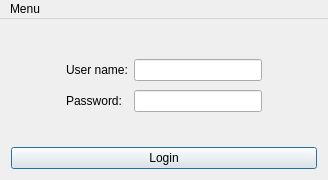
mana/manamobile, file mainwindow.ui: the form before one commit.
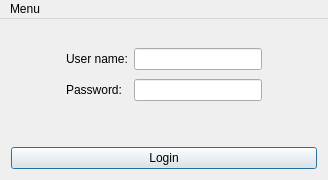
The form after the commit.

```diff
--- a/mainwindow.ui
+++ b/mainwindow.ui
@@ -110,6 +110,19 @@
       </property>
      </widget>
     </item>
+    <item row="5" column="0" colspan="4">
+     <widget class="QLabel" name="errorLabel">
+      <property name="styleSheet">
+       <string notr="true">color: #ff4343;</string>
+      </property>
+      <property name="text">
+       <string/>
+      </property>
+      <property name="alignment">
+       <set>Qt::AlignCenter</set>
+      </property>
+     </widget>
+    </item>
    </layout>
   </widget>
   <widget class="QMenuBar" name="menuBar">
```
